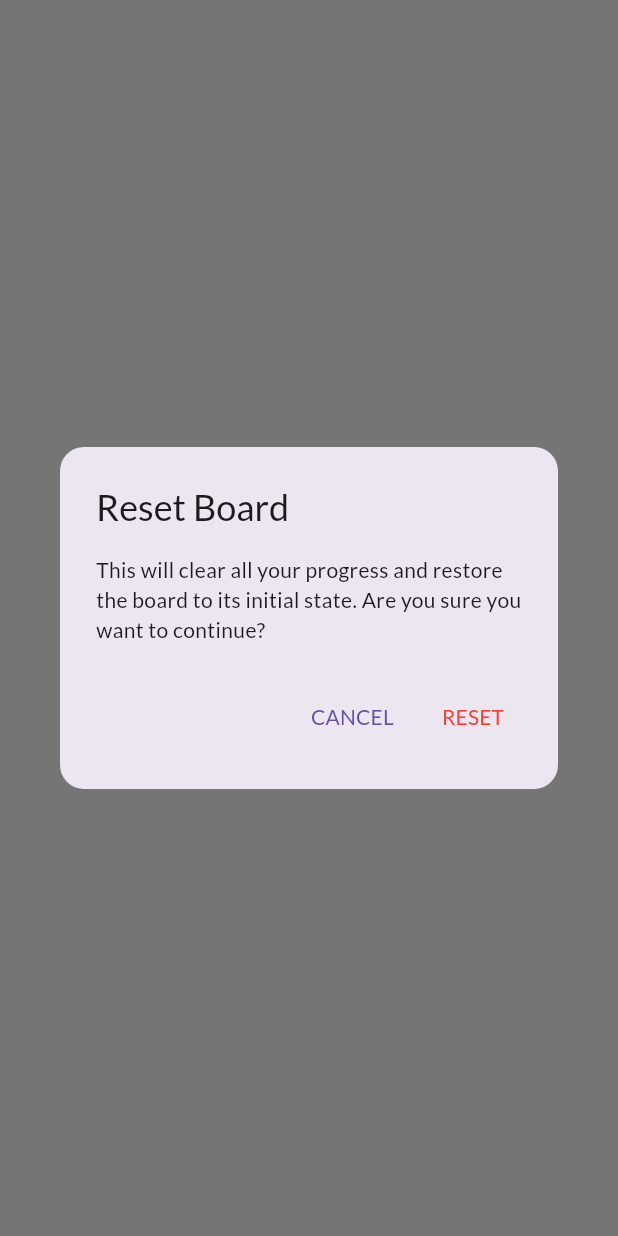
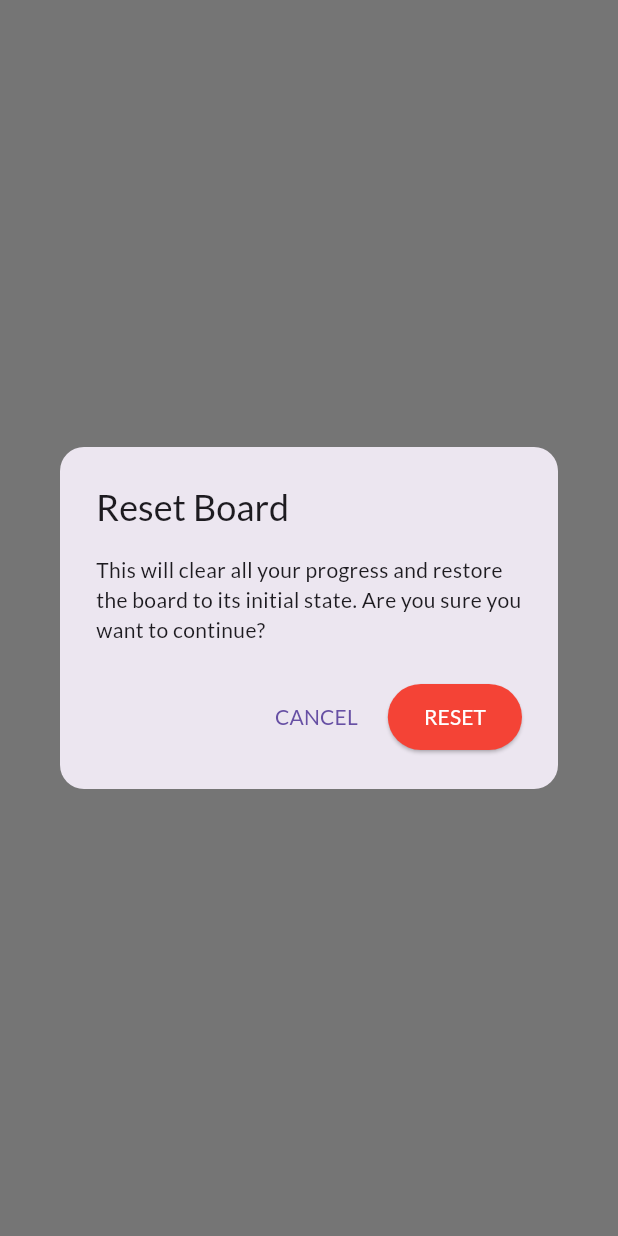
Before and after one commit to NaZe0320/chessudoku, a Flutter app: what showResetConfirmationDialog() shows on an empty page, opened directly, on a phone screen of 412 x 824 dp. Run offline on Flutter 3.47's test engine with Material 3 defaults, Android fonts, the light colour scheme and no system bars; our stand-ins replace cloud_firestore, equatable, firebase_core, google_fonts, shared_preferences, sqflite; accounts and stored records are empty; generated files the repository leaves out were written again.

Commit message:
[feat] Reset 확인 Dialog UI 개선
Reset 확인 Dialog에서 'RESET' 버튼을 ElevatedButton으로 변경하고 색상을 변경하여 UI를 개선합니다.

```diff
--- a/lib/widgets/dialogs/reset_confirmation_dialog.dart
+++ b/lib/widgets/dialogs/reset_confirmation_dialog.dart
@@ -11,9 +11,9 @@ Future<bool?> showResetConfirmationDialog(BuildContext context) {
         ),
         actions: [
           TextButton(onPressed: () => Navigator.of(context).pop(false), child: const Text('CANCEL')),
-          TextButton(
+          ElevatedButton(
             onPressed: () => Navigator.of(context).pop(true),
-            style: TextButton.styleFrom(foregroundColor: Colors.red),
+            style: ElevatedButton.styleFrom(backgroundColor: Colors.red, foregroundColor: Colors.white),
             child: const Text('RESET'),
           ),
         ],
```
